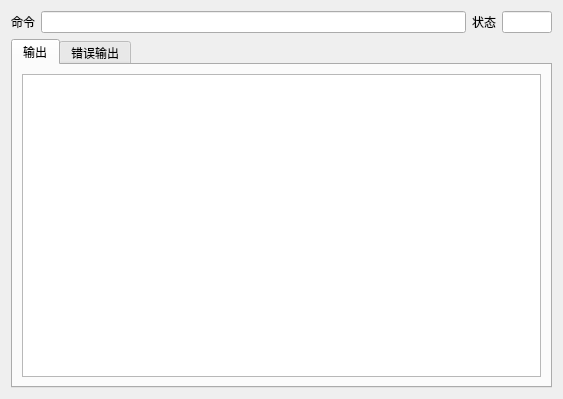
cemc-oper/nwpc-monitor-app, file src/plugins/loadleveler_monitor/client_command_widget.ui: the form before one commit.
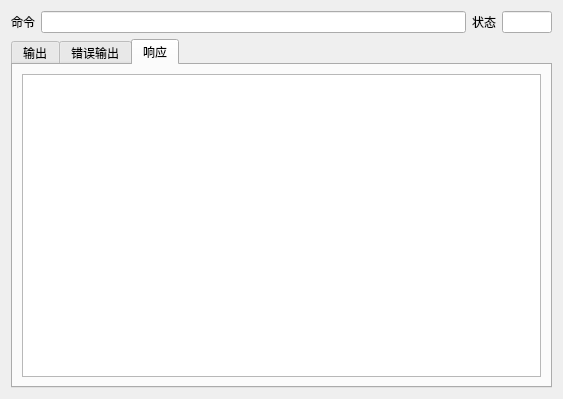
The form after the commit. The open tabs and pages were chosen to show the change.

```diff
--- a/src/plugins/loadleveler_monitor/client_command_widget.ui
+++ b/src/plugins/loadleveler_monitor/client_command_widget.ui
@@ -76,6 +76,16 @@
        </item>
       </layout>
      </widget>
+     <widget class="QWidget" name="tab">
+      <attribute name="title">
+       <string>响应</string>
+      </attribute>
+      <layout class="QGridLayout" name="gridLayout_4">
+       <item row="0" column="0">
+        <widget class="QTextEdit" name="response_edit"/>
+       </item>
+      </layout>
+     </widget>
     </widget>
    </item>
   </layout>
```
